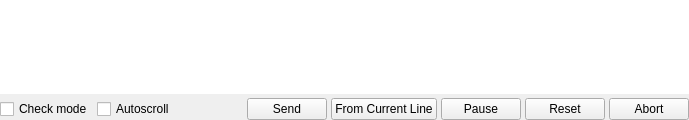
The window that View/ProgramForm.ui (octronic-uk/Candle) describes before a commit, drawn with Qt 5.
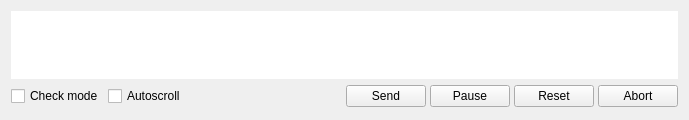
The same window after the commit.

```diff
--- a/View/ProgramForm.ui
+++ b/View/ProgramForm.ui
@@ -14,23 +14,14 @@
    <string>Form</string>
   </property>
   <layout class="QVBoxLayout" name="verticalLayout">
-   <property name="spacing">
-    <number>4</number>
-   </property>
-   <property name="leftMargin">
-    <number>0</number>
-   </property>
-   <property name="topMargin">
-    <number>0</number>
-   </property>
-   <property name="rightMargin">
-    <number>0</number>
-   </property>
-   <property name="bottomMargin">
-    <number>0</number>
-   </property>
    <item>
     <widget class="QTableView" name="tblProgram">
+     <property name="sizePolicy">
+      <sizepolicy hsizetype="Expanding" vsizetype="Fixed">
+       <horstretch>0</horstretch>
+       <verstretch>0</verstretch>
+      </sizepolicy>
+     </property>
      <property name="font">
       <font>
        <pointsize>9</pointsize>
@@ -140,13 +131,6 @@
        </property>
       </widget>
      </item>
-     <item>
-      <widget class="QPushButton" name="fromCurrentLineButton">
-       <property name="text">
-        <string>From Current Line</string>
-       </property>
-      </widget>
-     </item>
      <item>
       <widget class="QPushButton" name="cmdFilePause">
        <property name="text">
```
